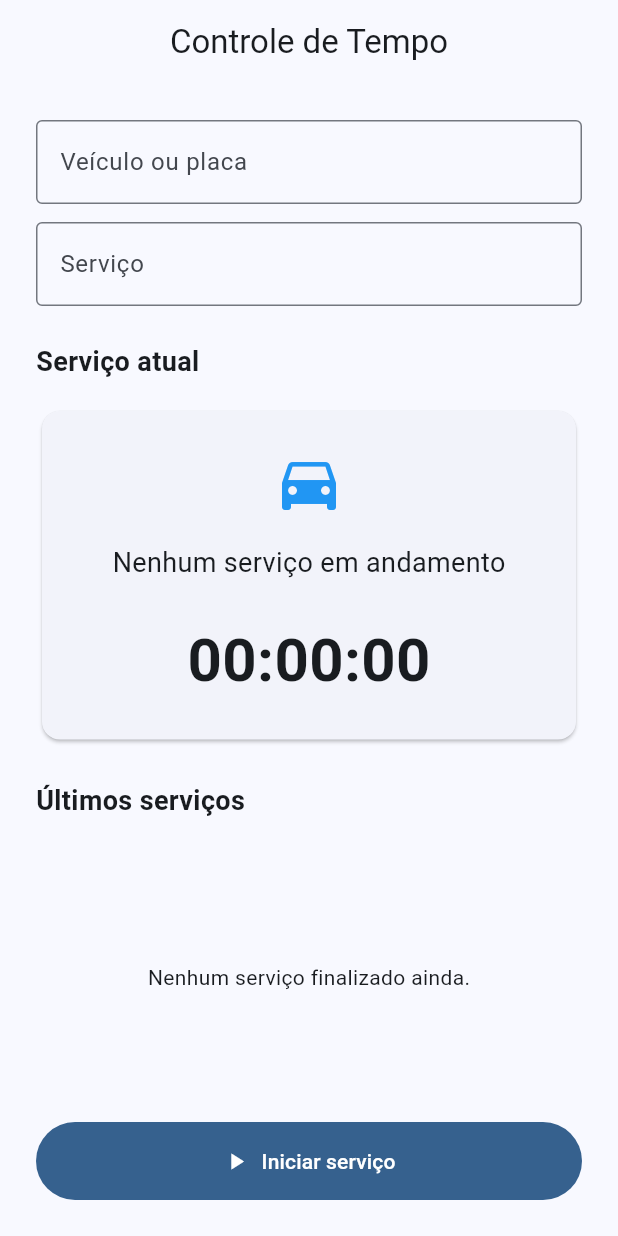
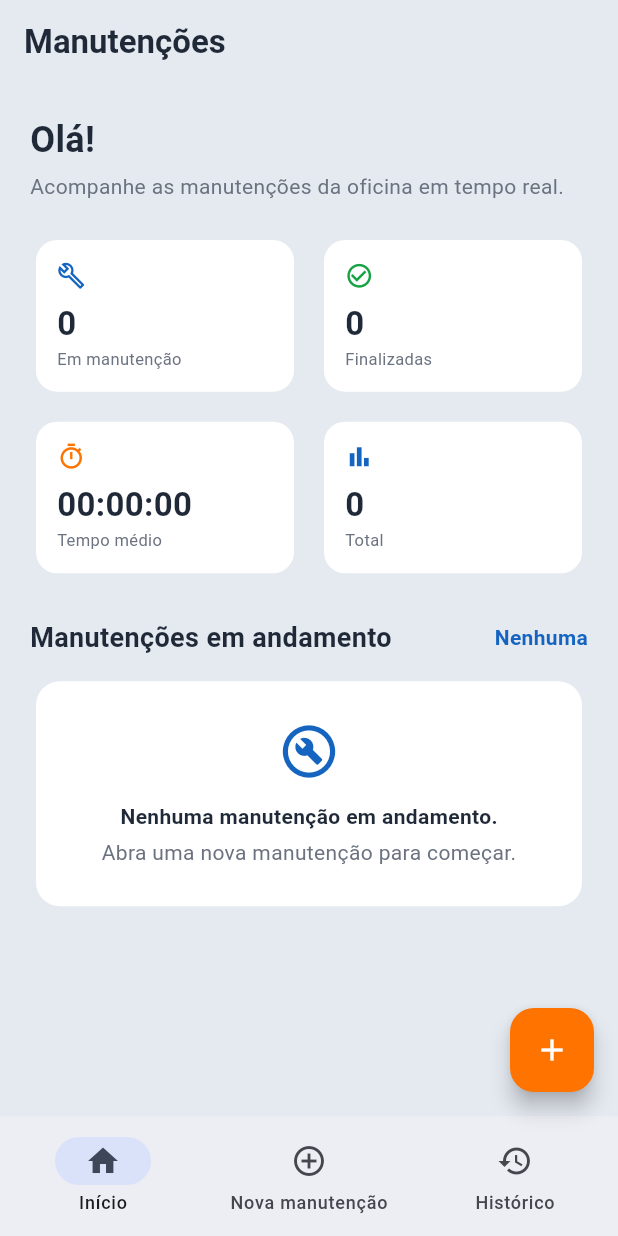
Before and after one commit to FlavioDosReis/controle-manutencao-flutter, a Flutter app: the screen it shows after launch, on a phone screen of 412 x 824 dp. Run offline on Flutter 3.47's test engine with Material 3 defaults, Android fonts, the phone set to English and light mode, and no system bars; our stand-ins replace shared_preferences.

Commit message:
feat: aplica interface de manutenções

```diff
--- a/lib/main.dart
+++ b/lib/main.dart
@@ -3,6 +3,14 @@ import 'dart:convert';
 
 import 'package:flutter/material.dart';
 import 'package:shared_preferences/shared_preferences.dart';
+
+const _blue = Color(0xFF1565C0);
+const _darkBlue = Color(0xFF0D47A1);
+const _orange = Color(0xFFFF7300);
+const _background = Color(0xFFE5EAF1);
+const _ink = Color(0xFF1F2937);
+const _muted = Color(0xFF6B7280);
+const _green = Color(0xFF16A344);
 
 Future<void> main() async {
   WidgetsFlutterBinding.ensureInitialized();
@@ -16,17 +24,17 @@ class ControleTempoCarroApp extends StatelessWidget {
   final SharedPreferences preferences;
 
   @override
-  Widget build(BuildContext context) {
-    return MaterialApp(
-      title: 'Controle de Tempo',
+  Widget build(BuildContext context) => MaterialApp(
+        title: 'Carrão Auto Peças',
         debugShowCheckedModeBanner: false,
         theme: ThemeData(
-        colorScheme: ColorScheme.fromSeed(seedColor: Colors.blue),
+          colorScheme: ColorScheme.fromSeed(seedColor: _blue),
+          scaffoldBackgroundColor: _background,
           useMaterial3: true,
+          appBarTheme: const AppBarTheme(backgroundColor: _background, foregroundColor: _ink),
         ),
         home: TelaInicial(preferences: preferences),
       );
-  }
 }
 
 class ServicoFinalizado {
@@ -49,8 +57,7 @@ class ServicoFinalizado {
         'finalizadoEm': finalizadoEm.toIso8601String(),
       };
 
-  factory ServicoFinalizado.fromJson(Map<String, dynamic> json) =>
-      ServicoFinalizado(
+  factory ServicoFinalizado.fromJson(Map<String, dynamic> json) => ServicoFinalizado(
         veiculo: json['veiculo'] as String,
         descricao: json['descricao'] as String,
         duracao: Duration(milliseconds: json['duracaoEmMilissegundos'] as int),
@@ -74,6 +81,7 @@ class _TelaInicialState extends State<TelaInicial> {
   bool _servicoEmAndamento = false;
   String? _veiculoServico;
   String? _descricaoServico;
+  int _pagina = 0;
   final _veiculoController = TextEditingController();
   final _descricaoController = TextEditingController();
   final List<ServicoFinalizado> _servicosFinalizados = [];
@@ -87,13 +95,10 @@ class _TelaInicialState extends State<TelaInicial> {
   Future<void> _carregarHistorico() async {
     final salvo = widget.preferences.getString(_historicoKey);
     if (salvo == null) return;
-
     final historico = (jsonDecode(salvo) as List)
         .map((item) => ServicoFinalizado.fromJson(Map<String, dynamic>.from(item as Map)))
         .toList();
-    if (mounted) {
-      setState(() => _servicosFinalizados.addAll(historico));
-    }
+    if (mounted) setState(() => _servicosFinalizados.addAll(historico));
   }
 
   Future<void> _salvarHistorico() async {
@@ -106,35 +111,37 @@ class _TelaInicialState extends State<TelaInicial> {
   void _alternarServico() {
     if (_servicoEmAndamento) {
       _timer?.cancel();
-
-      setState(() {
-        _servicoEmAndamento = false;
-      });
+      setState(() => _servicoEmAndamento = false);
       return;
     }
-
     if (_duracao == Duration.zero) {
       final veiculo = _veiculoController.text.trim();
       final descricao = _descricaoController.text.trim();
       if (veiculo.isEmpty || descricao.isEmpty) {
-        ScaffoldMessenger.of(context).showSnackBar(
-          const SnackBar(content: Text('Informe o veículo e o serviço antes de iniciar.')),
-        );
+        ScaffoldMessenger.of(context).showSnackBar(const SnackBar(content: Text('Informe o veículo e o serviço antes de iniciar.')));
         return;
       }
       _veiculoServico = veiculo;
       _descricaoServico = descricao;
     }
+    setState(() => _servicoEmAndamento = true);
+    _timer = Timer.periodic(const Duration(seconds: 1), (_) {
+      if (mounted) setState(() => _duracao += const Duration(seconds: 1));
+    });
+  }
 
-    setState(() {
-      _servicoEmAndamento = true;
-    });
-
-    _timer = Timer.periodic(const Duration(seconds: 1), (timer) {
-      setState(() {
-        _duracao += const Duration(seconds: 1);
-      });
-    });
+  void _confirmarFinalizacao() {
+    showDialog<void>(
+      context: context,
+      builder: (context) => AlertDialog(
+        title: const Text('Finalizar manutenção?'),
+        content: const Text('O tempo total será salvo no histórico.'),
+        actions: [
+          TextButton(onPressed: () => Navigator.pop(context), child: const Text('Cancelar')),
+          FilledButton(onPressed: () { Navigator.pop(context); _finalizarServico(); }, child: const Text('Finalizar')),
+        ],
+      ),
+    );
   }
 
   void _finalizarServico() {
@@ -144,9 +151,7 @@ class _TelaInicialState extends State<TelaInicial> {
       duracao: _duracao,
       finalizadoEm: DateTime.now(),
     );
-
     _timer?.cancel();
-
     setState(() {
       _servicoEmAndamento = false;
       _duracao = Duration.zero;
@@ -155,46 +160,24 @@ class _TelaInicialState extends State<TelaInicial> {
       _veiculoController.clear();
       _descricaoController.clear();
       _servicosFinalizados.insert(0, servico);
+      _pagina = 2;
     });
     unawaited(_salvarHistorico());
-
-    ScaffoldMessenger.of(context).showSnackBar(
-      SnackBar(
-        content: Text(
-          'Serviço finalizado em ${_formatarDuracao(servico.duracao)}.',
-        ),
-      ),
-    );
+    ScaffoldMessenger.of(context).showSnackBar(SnackBar(content: Text('Manutenção finalizada em ${_formatarDuracao(servico.duracao)}.')));
   }
 
   String _formatarDuracao(Duration duracao) {
     final horas = duracao.inHours.toString().padLeft(2, '0');
     final minutos = duracao.inMinutes.remainder(60).toString().padLeft(2, '0');
     final segundos = duracao.inSeconds.remainder(60).toString().padLeft(2, '0');
-
     return '$horas:$minutos:$segundos';
   }
 
-  String _formatarData(DateTime data) {
-    final dia = data.day.toString().padLeft(2, '0');
-    final mes = data.month.toString().padLeft(2, '0');
-    final hora = data.hour.toString().padLeft(2, '0');
-    final minuto = data.minute.toString().padLeft(2, '0');
+  String _formatarData(DateTime data) => '${data.day.toString().padLeft(2, '0')}/${data.month.toString().padLeft(2, '0')} às ${data.hour.toString().padLeft(2, '0')}:${data.minute.toString().padLeft(2, '0')}';
 
-    return '$dia/$mes às $hora:$minuto';
-  }
-
-  String _mensagemStatus() {
-    if (_servicoEmAndamento) {
-      return 'Serviço em andamento';
-    }
-
-    if (_duracao == Duration.zero) {
-      return 'Nenhum serviço em andamento';
-    }
-
-    return 'Serviço pausado';
-  }
+  Duration get _tempoMedio => _servicosFinalizados.isEmpty
+      ? Duration.zero
+      : Duration(seconds: _servicosFinalizados.map((item) => item.duracao.inSeconds).reduce((a, b) => a + b) ~/ _servicosFinalizados.length);
 
   @override
   void dispose() {
@@ -206,138 +189,90 @@ class _TelaInicialState extends State<TelaInicial> {
 
   @override
   Widget build(BuildContext context) {
-    final possuiServico = _duracao > Duration.zero;
-
+    final titulos = ['Manutenções', 'Nova manutenção', 'Histórico'];
+    final paginas = [_dashboard(), _novaManutencao(), _historico()];
     return Scaffold(
-      appBar: AppBar(
-        title: const Text('Controle de Tempo'),
-        centerTitle: true,
-      ),
-      body: Padding(
-        padding: const EdgeInsets.all(24),
-        child: Column(
-          crossAxisAlignment: CrossAxisAlignment.stretch,
-          children: [
-            TextField(
-              controller: _veiculoController,
-              enabled: !_servicoEmAndamento && _duracao == Duration.zero,
-              textCapitalization: TextCapitalization.characters,
-              decoration: const InputDecoration(
-                labelText: 'Veículo ou placa',
-                hintText: 'Ex.: HB20 • ABC1D23',
-                border: OutlineInputBorder(),
-              ),
-            ),
-            const SizedBox(height: 12),
-            TextField(
-              controller: _descricaoController,
-              enabled: !_servicoEmAndamento && _duracao == Duration.zero,
-              textCapitalization: TextCapitalization.sentences,
-              decoration: const InputDecoration(
-                labelText: 'Serviço',
-                hintText: 'Ex.: troca de óleo',
-                border: OutlineInputBorder(),
-              ),
-            ),
-            const SizedBox(height: 24),
-            const Text(
-              'Serviço atual',
-              style: TextStyle(
-                fontSize: 18,
-                fontWeight: FontWeight.w600,
-              ),
-            ),
-            const SizedBox(height: 16),
-            Card(
-              child: Padding(
-                padding: const EdgeInsets.all(24),
-                child: Column(
-                  children: [
-                    Icon(
-                      Icons.directions_car,
-                      size: 48,
-                      color: _servicoEmAndamento ? Colors.green : Colors.blue,
-                    ),
-                    const SizedBox(height: 16),
-                    Text(
-                      _mensagemStatus(),
-                      style: const TextStyle(fontSize: 18),
-                    ),
-                    const SizedBox(height: 24),
-                    Text(
-                      _formatarDuracao(_duracao),
-                      style: const TextStyle(
-                        fontSize: 40,
-                        fontWeight: FontWeight.bold,
-                      ),
-                    ),
+      appBar: AppBar(title: Text(titulos[_pagina], style: const TextStyle(fontWeight: FontWeight.w700)), centerTitle: false),
+      body: SafeArea(child: Center(child: ConstrainedBox(constraints: const BoxConstraints(maxWidth: 700), child: paginas[_pagina]))),
+      floatingActionButton: _pagina == 0 ? FloatingActionButton(onPressed: () => setState(() => _pagina = 1), backgroundColor: _orange, foregroundColor: Colors.white, child: const Icon(Icons.add)) : null,
+      bottomNavigationBar: NavigationBar(
+        selectedIndex: _pagina,
+        onDestinationSelected: (value) => setState(() => _pagina = value),
+        destinations: const [
+          NavigationDestination(icon: Icon(Icons.home_outlined), selectedIcon: Icon(Icons.home), label: 'Início'),
+          NavigationDestination(icon: Icon(Icons.add_circle_outline), selectedIcon: Icon(Icons.add_circle), label: 'Nova manutenção'),
+          NavigationDestination(icon: Icon(Icons.history_outlined), selectedIcon: Icon(Icons.history), label: 'Histórico'),
         ],
-                ),
-              ),
-            ),
-            const SizedBox(height: 24),
-            const Text(
-              'Últimos serviços',
-              style: TextStyle(
-                fontSize: 18,
-                fontWeight: FontWeight.w600,
-              ),
-            ),
-            const SizedBox(height: 8),
-            Expanded(
-              child: _servicosFinalizados.isEmpty
-                  ? const Center(
-                      child: Text('Nenhum serviço finalizado ainda.'),
-                    )
-                  : ListView.separated(
-                      itemCount: _servicosFinalizados.length,
-                      separatorBuilder: (_, __) => const SizedBox(height: 8),
-                      itemBuilder: (context, index) {
-                        final servico = _servicosFinalizados[index];
-
-                        return Card(
-                          child: ListTile(
-                            leading: const Icon(Icons.check_circle_outline),
-                            title: Text(servico.veiculo),
-                            subtitle: Text(
-                              '${servico.descricao} • ${_formatarDuracao(servico.duracao)}\nFinalizado em ${_formatarData(servico.finalizadoEm)}',
-                            ),
-                            isThreeLine: true,
-                          ),
-                        );
-                      },
-                    ),
-            ),
-            if (possuiServico) ...[
-              OutlinedButton.icon(
-                onPressed: _finalizarServico,
-                icon: const Icon(Icons.check),
-                label: const Text('Finalizar serviço'),
-                style: OutlinedButton.styleFrom(
-                  padding: const EdgeInsets.symmetric(vertical: 16),
-                ),
-              ),
-              const SizedBox(height: 12),
-            ],
-            FilledButton.icon(
-              onPressed: _alternarServico,
-              icon: Icon(
-                _servicoEmAndamento ? Icons.pause : Icons.play_arrow,
-              ),
-              label: Text(
-                _servicoEmAndamento
-                    ? 'Pausar serviço'
-                    : possuiServico
-                        ? 'Continuar serviço'
-                        : 'Iniciar serviço',
-              ),
-              style: FilledButton.styleFrom(
-                padding: const EdgeInsets.symmetric(vertical: 16),
-              ),
-            ),
-          ],
-        ),
       ),
     );
   }
+
+  Widget _dashboard() => ListView(padding: const EdgeInsets.all(20), children: [
+        const Text('Olá!', style: TextStyle(color: _ink, fontSize: 24, fontWeight: FontWeight.bold)),
+        const SizedBox(height: 4),
+        const Text('Acompanhe as manutenções da oficina em tempo real.', style: TextStyle(color: _muted)),
+        const SizedBox(height: 22),
+        GridView.count(crossAxisCount: 2, shrinkWrap: true, physics: const NeverScrollableScrollPhysics(), mainAxisSpacing: 12, crossAxisSpacing: 12, childAspectRatio: 1.65, children: [
+          _MetricCard(label: 'Em manutenção', value: _servicoEmAndamento ? '1' : '0', icon: Icons.build_outlined, color: _blue),
+          _MetricCard(label: 'Finalizadas', value: '${_servicosFinalizados.length}', icon: Icons.check_circle_outline, color: _green),
+          _MetricCard(label: 'Tempo médio', value: _formatarDuracao(_tempoMedio), icon: Icons.timer_outlined, color: _orange),
+          _MetricCard(label: 'Total', value: '${_servicosFinalizados.length + (_duracao > Duration.zero ? 1 : 0)}', icon: Icons.bar_chart_outlined, color: _blue),
+        ]),
+        const SizedBox(height: 26),
+        Row(children: [const Text('Manutenções em andamento', style: TextStyle(fontSize: 18, fontWeight: FontWeight.bold, color: _ink)), const Spacer(), Text(_servicoEmAndamento ? '1 ativa' : 'Nenhuma', style: const TextStyle(color: _blue, fontWeight: FontWeight.w600))]),
+        const SizedBox(height: 12),
+        if (_duracao == Duration.zero) _emptyCard('Nenhuma manutenção em andamento.', 'Abra uma nova manutenção para começar.') else _servicoAtualCard(),
+      ]);
+
+  Widget _novaManutencao() => ListView(padding: const EdgeInsets.all(20), children: [
+        const Text('Dados do serviço', style: TextStyle(fontSize: 22, fontWeight: FontWeight.bold, color: _ink)),
+        const SizedBox(height: 6),
+        const Text('Informe os dados para iniciar o atendimento.', style: TextStyle(color: _muted)),
+        const SizedBox(height: 24),
+        TextField(controller: _veiculoController, enabled: _duracao == Duration.zero, textCapitalization: TextCapitalization.characters, decoration: _input('Placa ou veículo *', 'Ex.: ABC-1234')),
+        const SizedBox(height: 16),
+        TextField(controller: _descricaoController, enabled: _duracao == Duration.zero, textCapitalization: TextCapitalization.sentences, maxLines: 2, decoration: _input('Serviço realizado *', 'Ex.: troca de óleo e filtro')),
+        const SizedBox(height: 24),
+        if (_duracao > Duration.zero) _servicoAtualCard(),
+        const SizedBox(height: 18),
+        FilledButton.icon(onPressed: _alternarServico, icon: Icon(_servicoEmAndamento ? Icons.pause : Icons.play_arrow), label: Text(_servicoEmAndamento ? 'Pausar serviço' : _duracao > Duration.zero ? 'Continuar serviço' : 'Iniciar manutenção'), style: FilledButton.styleFrom(backgroundColor: _orange, foregroundColor: Colors.white, padding: const EdgeInsets.symmetric(vertical: 17))),
+        if (_duracao > Duration.zero) ...[const SizedBox(height: 12), OutlinedButton.icon(onPressed: _confirmarFinalizacao, icon: const Icon(Icons.check_circle_outline), label: const Text('Finalizar manutenção'), style: OutlinedButton.styleFrom(foregroundColor: Colors.red.shade700, padding: const EdgeInsets.symmetric(vertical: 16)))],
+      ]);
+
+  Widget _historico() => _servicosFinalizados.isEmpty
+      ? Center(child: _emptyCard('Nenhuma manutenção finalizada.', 'Os serviços concluídos aparecerão aqui.'))
+      : ListView(padding: const EdgeInsets.all(20), children: [
+          const Text('Histórico de manutenções', style: TextStyle(fontSize: 22, fontWeight: FontWeight.bold, color: _ink)),
+          const SizedBox(height: 4), Text('${_servicosFinalizados.length} atendimentos registrados', style: const TextStyle(color: _muted)), const SizedBox(height: 18),
+          ..._servicosFinalizados.map((servico) => Padding(padding: const EdgeInsets.only(bottom: 12), child: _historicoCard(servico))),
+        ]);
+
+  InputDecoration _input(String label, String hint) => InputDecoration(labelText: label, hintText: hint, filled: true, fillColor: Colors.white, border: OutlineInputBorder(borderRadius: BorderRadius.circular(12), borderSide: BorderSide.none), enabledBorder: OutlineInputBorder(borderRadius: BorderRadius.circular(12), borderSide: const BorderSide(color: Color(0xFFE8F1FF))));
+
+  Widget _servicoAtualCard() => Card(color: Colors.white, elevation: 0, shape: RoundedRectangleBorder(borderRadius: BorderRadius.circular(16), side: const BorderSide(color: Color(0xFFE8F1FF))), child: Padding(padding: const EdgeInsets.all(20), child: Column(crossAxisAlignment: CrossAxisAlignment.start, children: [
+        Row(children: [const Icon(Icons.directions_car_outlined, color: _blue), const SizedBox(width: 8), Expanded(child: Text(_veiculoServico ?? '', style: const TextStyle(fontWeight: FontWeight.bold, color: _ink))), _StatusChip(active: _servicoEmAndamento)]),
+        const SizedBox(height: 8), Text(_descricaoServico ?? '', style: const TextStyle(color: _muted)), const SizedBox(height: 20),
+        Center(child: Column(children: [const Text('TEMPO DECORRIDO', style: TextStyle(fontSize: 11, fontWeight: FontWeight.bold, color: _blue)), const SizedBox(height: 6), Text(_formatarDuracao(_duracao), style: const TextStyle(fontSize: 36, fontWeight: FontWeight.bold, color: _ink))])),
+      ])));
+
+  Widget _historicoCard(ServicoFinalizado servico) => Card(color: Colors.white, elevation: 0, shape: RoundedRectangleBorder(borderRadius: BorderRadius.circular(14)), child: ListTile(leading: const CircleAvatar(backgroundColor: Color(0xFFE8F1FF), foregroundColor: _blue, child: Icon(Icons.directions_car_outlined)), title: Text(servico.veiculo, style: const TextStyle(fontWeight: FontWeight.bold)), subtitle: Text('${servico.descricao}\n${_formatarData(servico.finalizadoEm)}'), isThreeLine: true, trailing: Text(_formatarDuracao(servico.duracao), style: const TextStyle(color: _blue, fontWeight: FontWeight.bold))));
+
+  Widget _emptyCard(String title, String description) => Card(color: Colors.white, elevation: 0, shape: RoundedRectangleBorder(borderRadius: BorderRadius.circular(16)), child: Padding(padding: const EdgeInsets.all(26), child: Column(children: [const Icon(Icons.build_circle_outlined, color: _blue, size: 42), const SizedBox(height: 12), Text(title, style: const TextStyle(fontWeight: FontWeight.bold, color: _ink)), const SizedBox(height: 4), Text(description, textAlign: TextAlign.center, style: const TextStyle(color: _muted))])));
 }
+
+class _MetricCard extends StatelessWidget {
+  const _MetricCard({required this.label, required this.value, required this.icon, required this.color});
+  final String label;
+  final String value;
+  final IconData icon;
+  final Color color;
+  @override
+  Widget build(BuildContext context) => Card(color: Colors.white, elevation: 0, shape: RoundedRectangleBorder(borderRadius: BorderRadius.circular(14)), child: Padding(padding: const EdgeInsets.all(14), child: Column(crossAxisAlignment: CrossAxisAlignment.start, children: [Icon(icon, color: color, size: 19), const Spacer(), Text(value, style: const TextStyle(fontSize: 22, fontWeight: FontWeight.bold, color: _ink)), Text(label, style: const TextStyle(fontSize: 11, color: _muted))])));
+}
+
+class _StatusChip extends StatelessWidget {
+  const _StatusChip({required this.active});
+  final bool active;
+  @override
+  Widget build(BuildContext context) => Container(padding: const EdgeInsets.symmetric(horizontal: 9, vertical: 5), decoration: BoxDecoration(color: active ? const Color(0xFFE8F1FF) : const Color(0xFFFFF0E5), borderRadius: BorderRadius.circular(14)), child: Text(active ? 'EM ANDAMENTO' : 'PAUSADA', style: TextStyle(fontSize: 10, fontWeight: FontWeight.bold, color: active ? _blue : _orange)));
+}
```
Also changed, not shown: 1 other file. Lines whose indentation alone changed are shown as unchanged.
